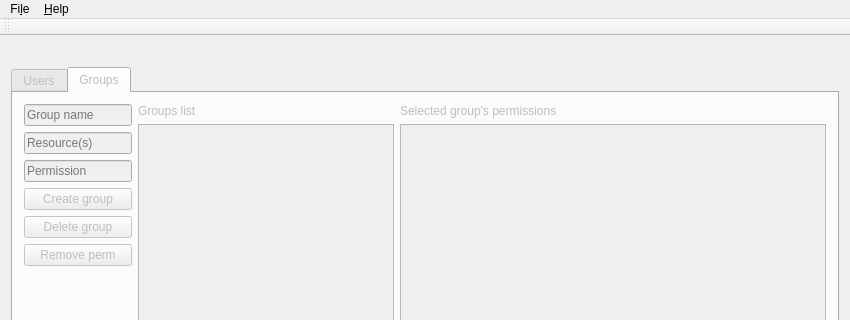
First picture: the form in MainWindow.ui, repository Credid/credid-client-qt, before the edit; both pictures show x 0 to 850 and y 0 to 320 of the 850 by 466 pixel window.
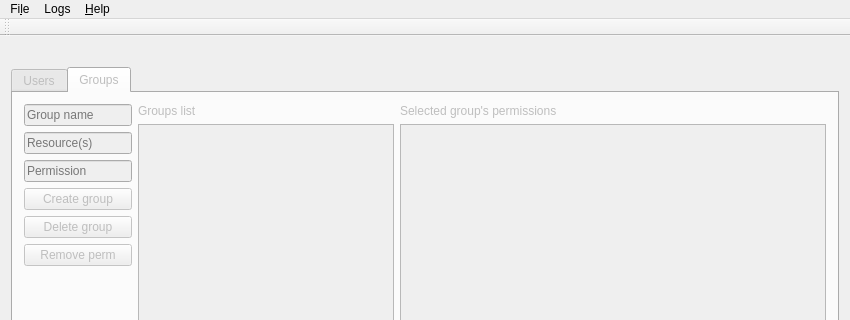
Second picture: the form after the edit.

```diff
--- a/MainWindow.ui
+++ b/MainWindow.ui
@@ -380,7 +380,14 @@
     <addaction name="actionRFC"/>
     <addaction name="actionWiki"/>
    </widget>
+   <widget class="QMenu" name="menuLogs">
+    <property name="title">
+     <string>Logs</string>
+    </property>
+    <addaction name="actionOpen_logs"/>
+   </widget>
    <addaction name="menuFile"/>
+   <addaction name="menuLogs"/>
    <addaction name="menuHelp"/>
   </widget>
   <widget class="QToolBar" name="mainToolBar">
```
Left out of the diff: 8 changed lines with no effect on the pictures.
